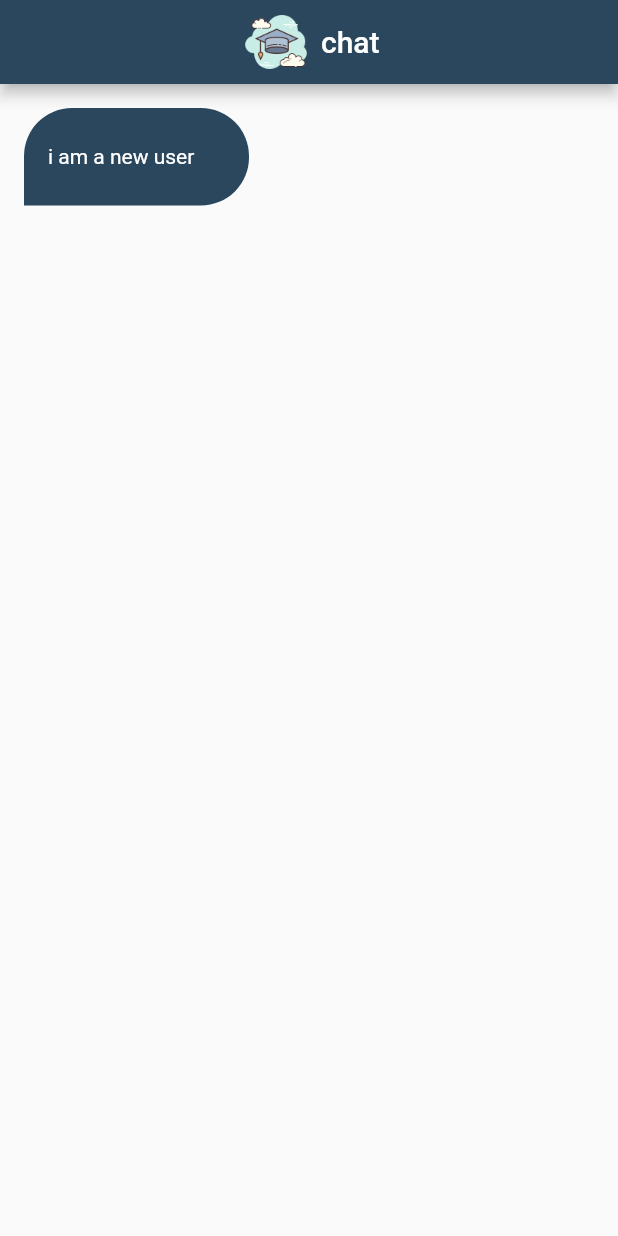
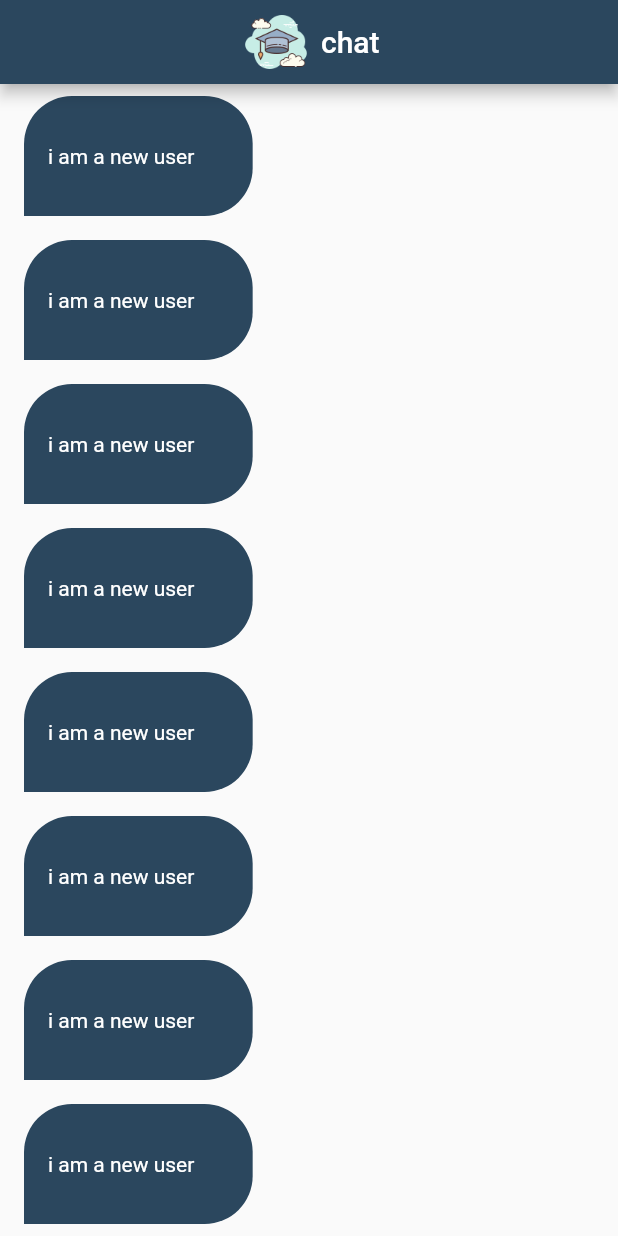
Before and after one commit to baraa1999/mahdta_firbase, a Flutter app: the ChatPage screen opened by its route, on a phone screen of 412 x 824 dp. Run offline on Flutter 3.47's test engine with Material 2 defaults, Android fonts, the phone set to English and light mode, and no system bars; our stand-ins replace firebase_auth, firebase_core, modal_progress_hud_nsn; accounts and stored records are empty.

Commit message:
chat bubble part 2

```diff
--- a/lib/pages/chat_page.dart
+++ b/lib/pages/chat_page.dart
@@ -25,7 +25,11 @@ class ChatPage extends StatelessWidget {
         ),
         centerTitle: true,
       ),
-      body: const ChatBubule(),
+      body: ListView.builder(
+        itemBuilder: (context, index) {
+          return const ChatBubule();
+        },
+      ),
     );
   }
 }
--- a/lib/widget/chat_buble.dart
+++ b/lib/widget/chat_buble.dart
@@ -9,12 +9,13 @@ class ChatBubule extends StatelessWidget {
 
   @override
   Widget build(BuildContext context) {
-    return Container(
-      height: 65,
-      width: 150,
+    return Align(
+      //  align: When you use the container, you take up the space available to it
       alignment: Alignment.centerLeft,
-      padding: const EdgeInsets.only(left: 16),
-      margin: const EdgeInsets.all(16),
+      child: Container(
+        padding:
+            const EdgeInsets.only(left: 16, top: 32, bottom: 32, right: 32),
+        margin: const EdgeInsets.symmetric(horizontal: 16, vertical: 8),
         decoration: const BoxDecoration(
           borderRadius: BorderRadius.only(
             topLeft: Radius.circular(32),
@@ -24,9 +25,10 @@ class ChatBubule extends StatelessWidget {
           color: kPrimaryColor,
         ),
         child: const Text(
-        'i am a new user',
+          'i am a new user  ',
           style: TextStyle(
             color: Colors.white,
+          ),
         ),
       ),
     );
```
Lines whose indentation alone changed are shown as unchanged.
